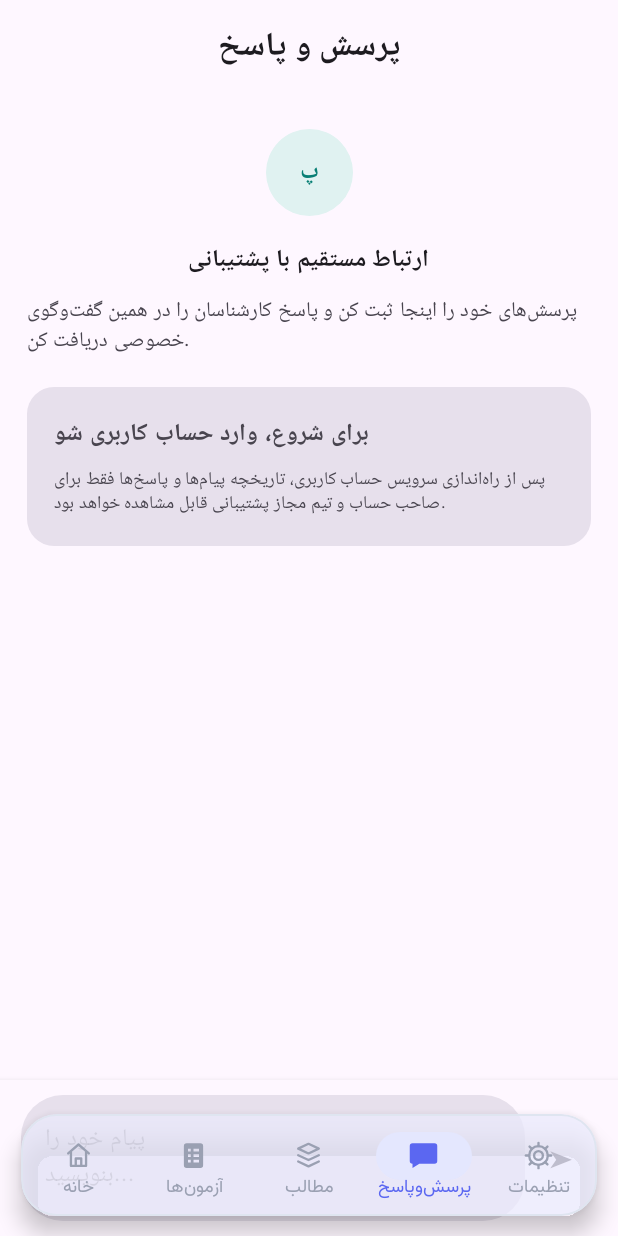
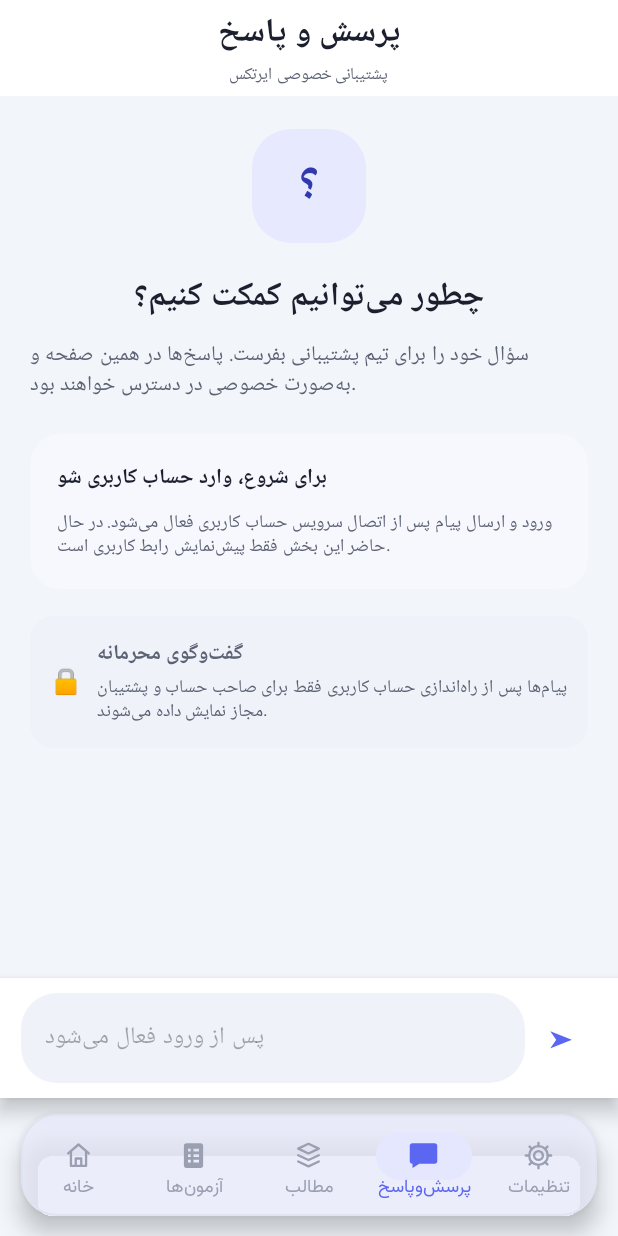
Before and after one commit to TheVrisky/irtax, an Android app built with Jetpack Compose: the screen it shows after launch (MainActivity), item 4 of the bottom bar chosen, on a phone screen of 412 x 824 dp. Run offline under Robolectric (Android 15) with nearby library versions, the phone set to English and light mode, and no system bars.

Commit message:
Polish private support chat UI for light and dark themes

```diff
--- a/app/src/main/java/tax/app/mehdighobadi/ui/support/SupportFragment.kt
+++ b/app/src/main/java/tax/app/mehdighobadi/ui/support/SupportFragment.kt
@@ -5,6 +5,7 @@ import android.view.LayoutInflater
 import android.view.View
 import android.view.ViewGroup
 import androidx.compose.foundation.background
+import androidx.compose.foundation.isSystemInDarkTheme
 import androidx.compose.foundation.layout.Arrangement
 import androidx.compose.foundation.layout.Box
 import androidx.compose.foundation.layout.Column
@@ -28,8 +29,8 @@ import androidx.compose.material3.Surface
 import androidx.compose.material3.Text
 import androidx.compose.material3.TextField
 import androidx.compose.material3.TextFieldDefaults
+import androidx.compose.material3.darkColorScheme
 import androidx.compose.material3.lightColorScheme
-import androidx.compose.material3.darkColorScheme
 import androidx.compose.runtime.Composable
 import androidx.compose.runtime.getValue
 import androidx.compose.runtime.mutableStateOf
@@ -39,10 +40,10 @@ import androidx.compose.ui.Alignment
 import androidx.compose.ui.Modifier
 import androidx.compose.ui.draw.clip
 import androidx.compose.ui.graphics.Color
+import androidx.compose.ui.text.font.FontWeight
+import androidx.compose.ui.unit.dp
 import androidx.compose.ui.platform.ComposeView
 import androidx.compose.ui.platform.ViewCompositionStrategy
-import androidx.compose.ui.text.font.FontWeight
-import androidx.compose.ui.unit.dp
 import androidx.fragment.app.Fragment
 
 class SupportFragment : Fragment() {
@@ -59,23 +60,93 @@ class SupportFragment : Fragment() {
 @OptIn(ExperimentalMaterial3Api::class)
 @Composable
 private fun SupportChatScreen() {
-    val isDark = androidx.compose.foundation.isSystemInDarkTheme()
-    val scheme = if (isDark) darkColorScheme() else lightColorScheme()
+    val isDark = isSystemInDarkTheme()
+    val scheme = if (isDark) {
+        darkColorScheme(
+            primary = Color(0xFF9AA3FF),
+            onPrimary = Color(0xFF17192B),
+            primaryContainer = Color(0xFF30365F),
+            onPrimaryContainer = Color(0xFFE0E3FF),
+            secondary = Color(0xFF52D7C5),
+            surface = Color(0xFF171D2B),
+            surfaceVariant = Color(0xFF252D40),
+            onSurface = Color(0xFFE9ECF5),
+            onSurfaceVariant = Color(0xFFB3BBD0),
+            background = Color(0xFF101521),
+            onBackground = Color(0xFFE9ECF5)
+        )
+    } else {
+        lightColorScheme(
+            primary = Color(0xFF5B67F1),
+            onPrimary = Color.White,
+            primaryContainer = Color(0xFFE7E9FF),
+            onPrimaryContainer = Color(0xFF303AAE),
+            secondary = Color(0xFF119D91),
+            surface = Color(0xFFFFFFFF),
+            surfaceVariant = Color(0xFFF0F2FA),
+            onSurface = Color(0xFF1B1F2E),
+            onSurfaceVariant = Color(0xFF5B6273),
+            background = Color(0xFFF2F5FA),
+            onBackground = Color(0xFF1B1F2E)
+        )
+    }
+
     MaterialTheme(colorScheme = scheme) {
         Scaffold(
+            containerColor = MaterialTheme.colorScheme.background,
             topBar = {
                 CenterAlignedTopAppBar(
-                    title = { Text("پرسش و پاسخ", fontWeight = FontWeight.SemiBold) }
+                    title = {
+                        Column(horizontalAlignment = Alignment.CenterHorizontally) {
+                            Text("پرسش و پاسخ", fontWeight = FontWeight.Bold)
+                            Text(
+                                "پشتیبانی خصوصی ایرتکس",
+                                style = MaterialTheme.typography.labelSmall,
+                                color = MaterialTheme.colorScheme.onSurfaceVariant
+                            )
+                        }
+                    }
                 )
             },
-            bottomBar = { ChatInputField(enabled = false) }
+            bottomBar = {
+                ChatInputField(
+                    enabled = false,
+                    modifier = Modifier.padding(bottom = 92.dp)
+                )
+            }
         ) { innerPadding ->
             LazyColumn(
                 modifier = Modifier.fillMaxSize().padding(innerPadding),
-                contentPadding = PaddingValues(horizontal = 18.dp, vertical = 22.dp),
-                verticalArrangement = Arrangement.spacedBy(16.dp)
+                contentPadding = PaddingValues(horizontal = 20.dp, vertical = 22.dp),
+                verticalArrangement = Arrangement.spacedBy(18.dp)
             ) {
                 item { SupportWelcomeCard() }
+                item {
+                    Surface(
+                        modifier = Modifier.fillMaxWidth(),
+                        shape = RoundedCornerShape(16.dp),
+                        color = MaterialTheme.colorScheme.surfaceVariant
+                    ) {
+                        Row(
+                            modifier = Modifier.padding(14.dp),
+                            verticalAlignment = Alignment.CenterVertically
+                        ) {
+                            Text("🔒", style = MaterialTheme.typography.titleMedium)
+                            Column(Modifier.padding(start = 10.dp)) {
+                                Text(
+                                    "گفت‌وگوی محرمانه",
+                                    style = MaterialTheme.typography.titleSmall,
+                                    fontWeight = FontWeight.SemiBold
+                                )
+                                Text(
+                                    "پیام‌ها پس از راه‌اندازی حساب کاربری فقط برای صاحب حساب و پشتیبان مجاز نمایش داده می‌شوند.",
+                                    style = MaterialTheme.typography.bodySmall,
+                                    color = MaterialTheme.colorScheme.onSurfaceVariant
+                                )
+                            }
+                        }
+                    }
+                }
             }
         }
     }
@@ -85,34 +156,50 @@ private fun SupportChatScreen() {
 private fun SupportWelcomeCard() {
     Column(
         modifier = Modifier.fillMaxWidth(),
-        horizontalAlignment = Alignment.CenterHorizontally,
-        verticalArrangement = Arrangement.Center
+        horizontalAlignment = Alignment.CenterHorizontally
     ) {
         Box(
-            modifier = Modifier.size(58.dp).clip(CircleShape).background(Color(0xFFE0F2F1)),
+            modifier = Modifier
+                .size(76.dp)
+                .clip(RoundedCornerShape(26.dp))
+                .background(MaterialTheme.colorScheme.primaryContainer),
             contentAlignment = Alignment.Center
         ) {
-            Text("پ", color = Color(0xFF087F75), fontWeight = FontWeight.Bold)
+            Text(
+                "؟",
+                color = MaterialTheme.colorScheme.onPrimaryContainer,
+                style = MaterialTheme.typography.headlineLarge,
+                fontWeight = FontWeight.Bold
+            )
         }
-        Spacer(Modifier.height(16.dp))
-        Text("ارتباط مستقیم با پشتیبانی", style = MaterialTheme.typography.titleMedium, fontWeight = FontWeight.Bold)
+        Spacer(Modifier.height(18.dp))
+        Text(
+            "چطور می‌توانیم کمکت کنیم؟",
+            style = MaterialTheme.typography.titleLarge,
+            fontWeight = FontWeight.Bold
+        )
         Spacer(Modifier.height(8.dp))
         Text(
-            "پرسش‌های خود را اینجا ثبت کن و پاسخ کارشناسان را در همین گفت‌وگوی خصوصی دریافت کن.",
+            "سؤال خود را برای تیم پشتیبانی بفرست. پاسخ‌ها در همین صفحه و به‌صورت خصوصی در دسترس خواهند بود.",
             style = MaterialTheme.typography.bodyMedium,
             color = MaterialTheme.colorScheme.onSurfaceVariant
         )
-        Spacer(Modifier.height(18.dp))
+        Spacer(Modifier.height(20.dp))
         Surface(
             modifier = Modifier.fillMaxWidth(),
-            shape = RoundedCornerShape(18.dp),
-            color = MaterialTheme.colorScheme.surfaceVariant
+            shape = RoundedCornerShape(20.dp),
+            color = MaterialTheme.colorScheme.surface,
+            tonalElevation = 1.dp
         ) {
             Column(Modifier.padding(18.dp)) {
-                Text("برای شروع، وارد حساب کاربری شو", fontWeight = FontWeight.SemiBold)
-                Spacer(Modifier.height(6.dp))
                 Text(
-                    "پس از راه‌اندازی سرویس حساب کاربری، تاریخچه پیام‌ها و پاسخ‌ها فقط برای صاحب حساب و تیم مجاز پشتیبانی قابل مشاهده خواهد بود.",
+                    "برای شروع، وارد حساب کاربری شو",
+                    style = MaterialTheme.typography.titleSmall,
+                    fontWeight = FontWeight.Bold
+                )
+                Spacer(Modifier.height(7.dp))
+                Text(
+                    "ورود و ارسال پیام پس از اتصال سرویس حساب کاربری فعال می‌شود. در حال حاضر این بخش فقط پیش‌نمایش رابط کاربری است.",
                     style = MaterialTheme.typography.bodySmall,
                     color = MaterialTheme.colorScheme.onSurfaceVariant
                 )
@@ -122,9 +209,13 @@ private fun SupportWelcomeCard() {
 }
 
 @Composable
-private fun ChatInputField(enabled: Boolean) {
+private fun ChatInputField(enabled: Boolean, modifier: Modifier = Modifier) {
     var message by remember { mutableStateOf("") }
-    Surface(shadowElevation = 6.dp, color = MaterialTheme.colorScheme.surface) {
+    Surface(
+        modifier = modifier.fillMaxWidth(),
+        shadowElevation = 8.dp,
+        color = MaterialTheme.colorScheme.surface
+    ) {
         Row(
             modifier = Modifier.fillMaxWidth().padding(horizontal = 14.dp, vertical = 10.dp),
             verticalAlignment = Alignment.CenterVertically
@@ -134,8 +225,12 @@ private fun ChatInputField(enabled: Boolean) {
                 onValueChange = { message = it },
                 enabled = enabled,
                 modifier = Modifier.weight(1f),
-                placeholder = { Text("پیام خود را بنویسید...") },
-                shape = RoundedCornerShape(28.dp),
+                placeholder = {
+                    Text(
+                        if (enabled) "پیام خود را بنویسید..." else "پس از ورود فعال می‌شود"
+                    )
+                },
+                shape = RoundedCornerShape(24.dp),
                 singleLine = true,
                 colors = TextFieldDefaults.colors(
                     disabledContainerColor = MaterialTheme.colorScheme.surfaceVariant,
@@ -144,29 +239,43 @@ private fun ChatInputField(enabled: Boolean) {
                     disabledIndicatorColor = Color.Transparent
                 )
             )
-            IconButton(onClick = {}, enabled = false) {
-                Text("➤", color = MaterialTheme.colorScheme.onSurfaceVariant)
+            IconButton(onClick = {}, enabled = enabled) {
+                Text("➤", color = MaterialTheme.colorScheme.primary)
             }
         }
     }
 }
 
-/** حباب پیام کاربر؛ برای اتصال به تاریخچه واقعی گفتگو در مرحله API آماده است. */
+/** حباب پیام کاربر برای اتصال به تاریخچه واقعی گفتگو. */
 @Composable
 private fun UserMessageItem(message: String) {
     Row(modifier = Modifier.fillMaxWidth(), horizontalArrangement = Arrangement.End) {
-        Surface(color = Color(0xFFEDE7F6), shape = RoundedCornerShape(18.dp, 18.dp, 4.dp, 18.dp)) {
-            Text(message, modifier = Modifier.padding(14.dp), color = Color(0xFF35245B))
+        Surface(
+            color = MaterialTheme.colorScheme.primaryContainer,
+            shape = RoundedCornerShape(18.dp, 18.dp, 4.dp, 18.dp)
+        ) {
+            Text(
+                message,
+                modifier = Modifier.padding(14.dp),
+                color = MaterialTheme.colorScheme.onPrimaryContainer
+            )
         }
     }
 }
 
-/** حباب پاسخ پشتیبانی؛ پیام‌های واقعی در مرحله اتصال API از سرور دریافت می‌شوند. */
+/** حباب پاسخ پشتیبانی؛ پیام واقعی در مرحله اتصال API دریافت می‌شود. */
 @Composable
 private fun AIMessageItem(message: String) {
     Row(modifier = Modifier.fillMaxWidth(), horizontalArrangement = Arrangement.Start) {
-        Surface(color = MaterialTheme.colorScheme.surfaceVariant, shape = RoundedCornerShape(18.dp, 18.dp, 18.dp, 4.dp)) {
-            Text(message, modifier = Modifier.padding(14.dp), color = MaterialTheme.colorScheme.onSurfaceVariant)
+        Surface(
+            color = MaterialTheme.colorScheme.surfaceVariant,
+            shape = RoundedCornerShape(18.dp, 18.dp, 18.dp, 4.dp)
+        ) {
+            Text(
+                message,
+                modifier = Modifier.padding(14.dp),
+                color = MaterialTheme.colorScheme.onSurfaceVariant
+            )
         }
     }
 }
```
